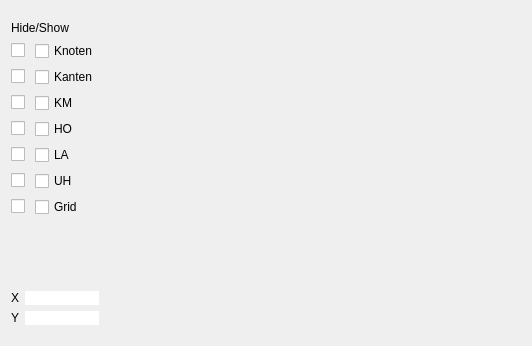
First picture: the form in AutoCADDB/qgraphicsmainwindow.ui, repository DB-Netz-AutomatedPlanning/AutoPlan-QT, before the edit.
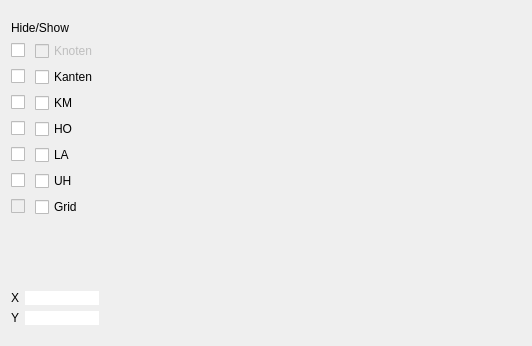
Second picture: the form after the edit.

Patch:
```diff
--- a/AutoCADDB/qgraphicsmainwindow.ui
+++ b/AutoCADDB/qgraphicsmainwindow.ui
@@ -55,6 +55,9 @@
        </item>
        <item row="1" column="1">
         <widget class="QCheckBox" name="checkBoxKnoten">
+         <property name="enabled">
+          <bool>false</bool>
+         </property>
          <property name="text">
           <string>Knoten</string>
          </property>
@@ -118,6 +121,9 @@
        </item>
        <item row="7" column="0">
         <widget class="QCheckBox" name="checkBoxGridLine2">
+         <property name="enabled">
+          <bool>false</bool>
+         </property>
          <property name="text">
           <string/>
          </property>
```
